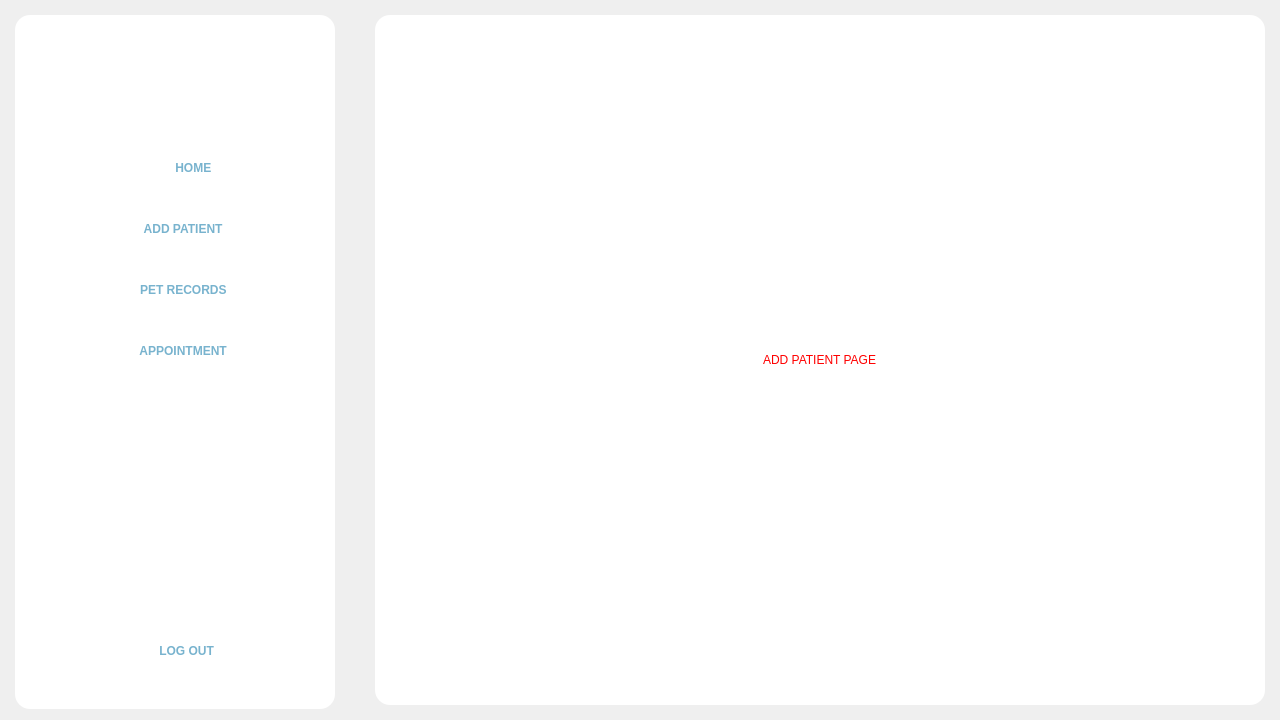
Above: Frontend/Home.ui from rmmln/Petmate-Desktop-Application before the change. Below: the same form after it.
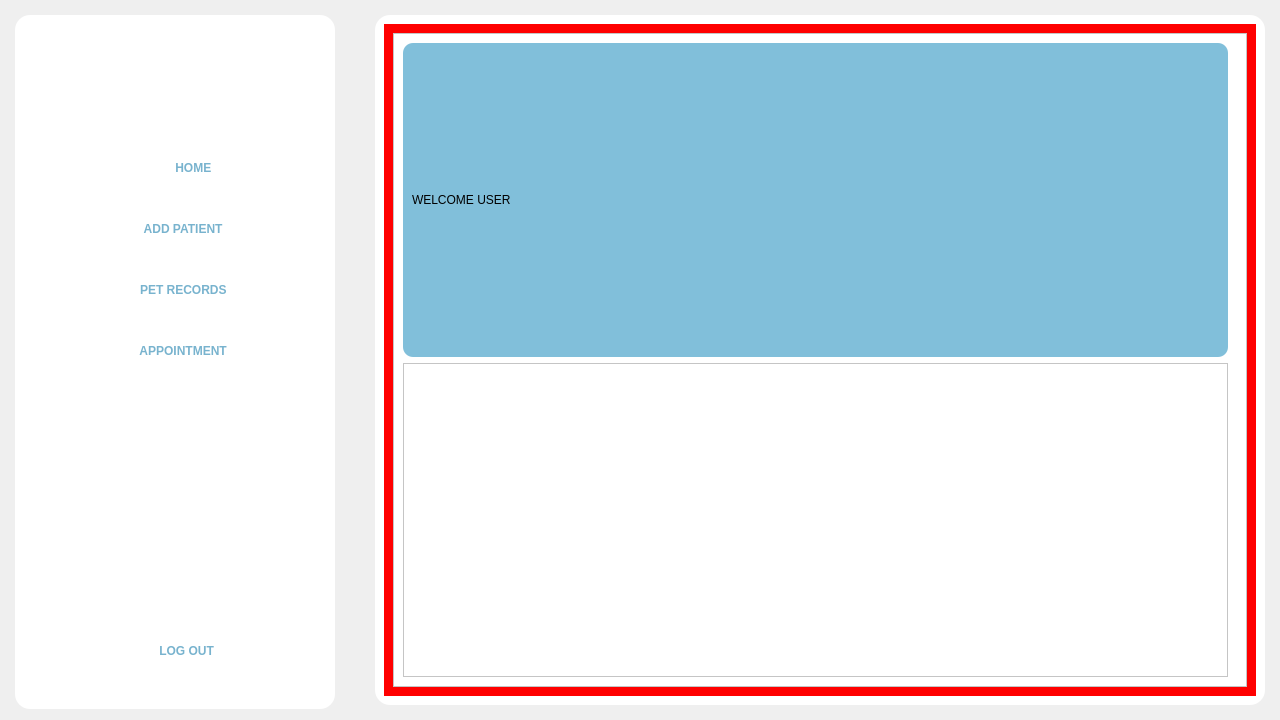
That is the form after the change. The open tabs and pages were chosen to show the change. Icons and pictures are not drawn.

```diff
--- a/Frontend/Home.ui
+++ b/Frontend/Home.ui
@@ -540,7 +540,7 @@
         <widget class="QStackedWidget" name="stackedWidget">
          <property name="styleSheet">
           <string notr="true">QStackedWidget{
-	background:transparent;
+	background:red;
 
 }</string>
          </property>
@@ -1030,12 +1030,12 @@
 
 }</string>
           </property>
-          <layout class="QVBoxLayout" name="verticalLayout_9">
-           <item alignment="Qt::AlignHCenter|Qt::AlignVCenter">
+          <layout class="QVBoxLayout" name="verticalLayout_12">
+           <item>
             <widget class="QFrame" name="frame_2">
              <property name="styleSheet">
               <string notr="true">QFrame{
-	background:transparent;
+	background:white;
 
 }</string>
              </property>
@@ -1046,17 +1046,106 @@
               <enum>QFrame::Raised</enum>
              </property>
              <layout class="QVBoxLayout" name="verticalLayout_11">
+              <property name="spacing">
+               <number>0</number>
+              </property>
+              <property name="leftMargin">
+               <number>0</number>
+              </property>
+              <property name="topMargin">
+               <number>0</number>
+              </property>
+              <property name="rightMargin">
+               <number>9</number>
+              </property>
+              <property name="bottomMargin">
+               <number>0</number>
+              </property>
               <item>
-               <widget class="QLabel" name="label_11">
-                <property name="styleSheet">
-                 <string notr="true">QLabel{
-	font: 81 36pt &quot;Montserrat ExtraBold&quot;;
-	color:red;
-}</string>
+               <widget class="QStackedWidget" name="AddpatientStack">
+                <property name="currentIndex">
+                 <number>0</number>
                 </property>
-                <property name="text">
-                 <string>ADD PATIENT PAGE</string>
-                </property>
+                <widget class="QWidget" name="page">
+                 <layout class="QVBoxLayout" name="verticalLayout_9">
+                  <item>
+                   <widget class="QFrame" name="frame_3">
+                    <property name="minimumSize">
+                     <size>
+                      <width>530</width>
+                      <height>0</height>
+                     </size>
+                    </property>
+                    <property name="styleSheet">
+                     <string notr="true">QFrame{
+	border:none;
+	border-radius:10px;
+	background-color: #81BFDA;
+
+}</string>
+                    </property>
+                    <property name="frameShape">
+                     <enum>QFrame::StyledPanel</enum>
+                    </property>
+                    <property name="frameShadow">
+                     <enum>QFrame::Raised</enum>
+                    </property>
+                    <layout class="QHBoxLayout" name="horizontalLayout">
+                     <item>
+                      <widget class="QLabel" name="label_3">
+                       <property name="styleSheet">
+                        <string notr="true">QLabel{
+	color:black;
+	font: 81 26pt &quot;Montserrat ExtraBold&quot;;
+	qproperty-alignment: AlignCenter;
+}</string>
+                       </property>
+                       <property name="text">
+                        <string>WELCOME USER</string>
+                       </property>
+                      </widget>
+                     </item>
+                     <item>
+                      <widget class="QLabel" name="label_2">
+                       <property name="minimumSize">
+                        <size>
+                         <width>30</width>
+                         <height>30</height>
+                        </size>
+                       </property>
+                       <property name="maximumSize">
+                        <size>
+                         <width>30</width>
+                         <height>30</height>
+                        </size>
+                       </property>
+                       <property name="text">
+                        <string/>
+                       </property>
+                       <property name="pixmap">
+                        <pixmap resource="resource.qrc">:/Icons/Icons/UserIcon.png</pixmap>
+                       </property>
+                       <property name="scaledContents">
+                        <bool>true</bool>
+                       </property>
+                      </widget>
+                     </item>
+                    </layout>
+                   </widget>
+                  </item>
+                  <item>
+                   <widget class="QFrame" name="frame_4">
+                    <property name="frameShape">
+                     <enum>QFrame::StyledPanel</enum>
+                    </property>
+                    <property name="frameShadow">
+                     <enum>QFrame::Raised</enum>
+                    </property>
+                   </widget>
+                  </item>
+                 </layout>
+                </widget>
+                <widget class="QWidget" name="page_2"/>
                </widget>
               </item>
              </layout>
```
Left out of the diff: 10 changed lines with no effect on the pictures.
